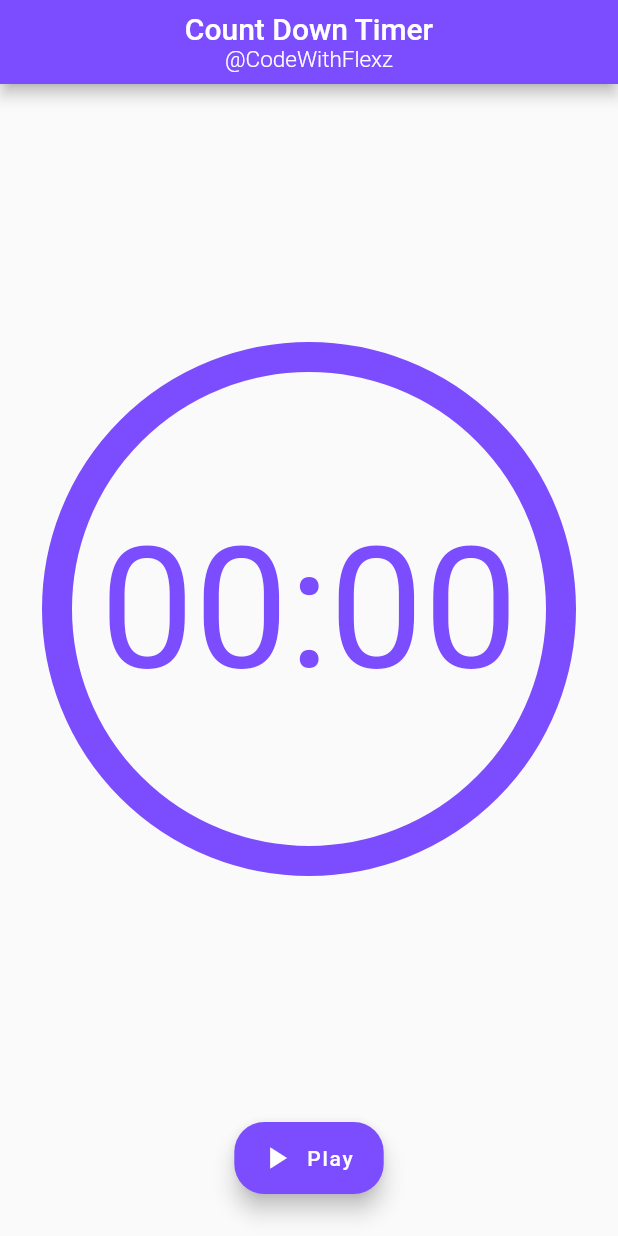
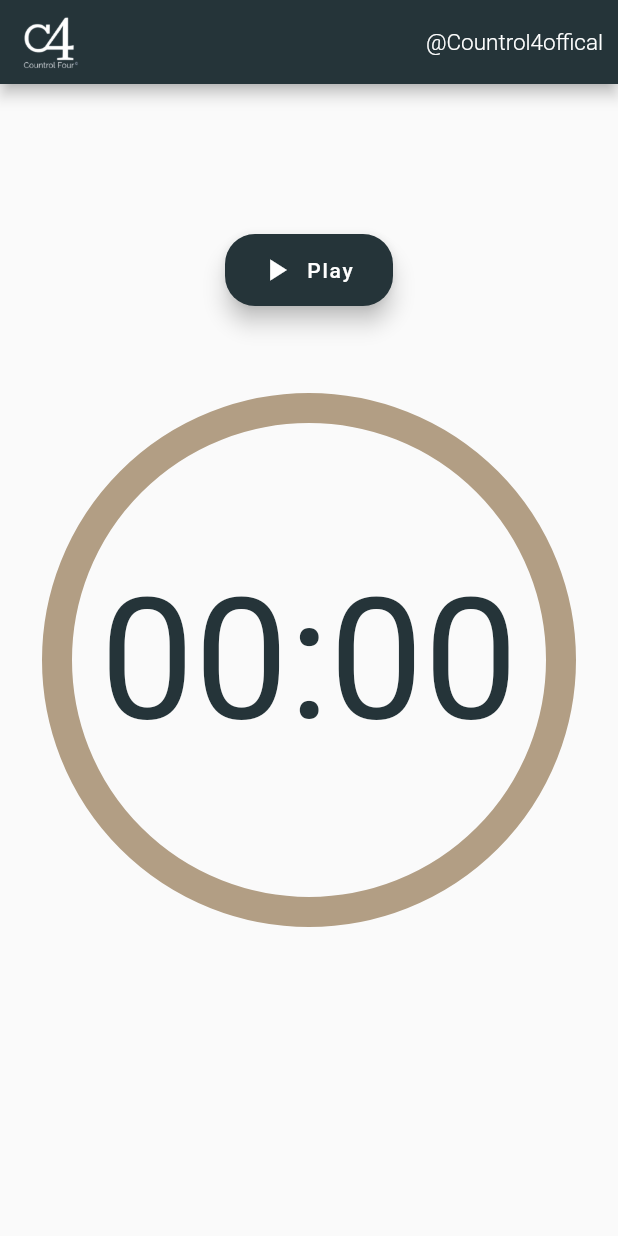
Before and after one commit to abdullahonus/Flutter_CountDownTimer, a Flutter app: the screen it shows after launch, on a phone screen of 412 x 824 dp. Run offline on Flutter 3.47's test engine with Material 2 defaults, Android fonts, the light colour scheme and no system bars; our stand-ins replace wave.

Commit message:
Countrol4

```diff
--- a/count_time_c4/lib/main.dart
+++ b/count_time_c4/lib/main.dart
@@ -8,9 +8,9 @@ class MyApp extends StatelessWidget {
 
   @override
   Widget build(BuildContext context) {
-    return const  MaterialApp(
-      title: 'Countrol4',
-      home:  FinalView()
-    );
+    return const MaterialApp(
+        debugShowCheckedModeBanner: false,
+        title: 'Countrol4',
+        home: FinalView());
   }
 }
--- a/count_time_c4/lib/screen.dart
+++ b/count_time_c4/lib/screen.dart
@@ -1,4 +1,6 @@
 import 'package:flutter/material.dart';
+import 'package:wave/config.dart';
+import 'package:wave/wave.dart';
 
 class FinalView extends StatefulWidget {
   const FinalView({super.key});
@@ -29,20 +31,26 @@ class _FinalViewState extends State<FinalView> with TickerProviderStateMixin {
   Widget build(BuildContext context) {
     return Scaffold(
       appBar: AppBar(
-        backgroundColor: Colors.deepPurpleAccent,
-        centerTitle: true,
-        title: Column(
-          children: const [
-            Text(
-              "Count Down Timer",
+          backgroundColor: const Color(0xff253439),
+          centerTitle: true,
+          leading: Padding(
+            padding: const EdgeInsets.only(left: 10.0),
+            child: CircleAvatar(
+              backgroundColor: Colors.transparent,
+              child: Image.asset("assets/c4.png"),
             ),
-            Text(
-              "@CodeWithFlexz",
-              style: TextStyle(fontWeight: FontWeight.w300, fontSize: 15),
+          ),
+          actions: const [
+            Padding(
+              padding: EdgeInsets.all(10.0),
+              child: Center(
+                child: Text(
+                  "@Countrol4offical",
+                  style: TextStyle(fontWeight: FontWeight.w300, fontSize: 15),
+                ),
+              ),
             ),
-          ],
-        ),
-      ),
+          ]),
       body: AnimatedBuilder(
           animation: controller,
           builder: (context, child) {
@@ -50,11 +58,71 @@ class _FinalViewState extends State<FinalView> with TickerProviderStateMixin {
               children: [
                 Align(
                   alignment: Alignment.bottomCenter,
-                  child: Container(
-                    color: Colors.deepPurpleAccent,
-                    height:
-                        controller.value * MediaQuery.of(context).size.height,
+                  child: WaveWidget(
+                    config: CustomConfig(
+                      colors: [
+                        const Color(0xffB29E84).withOpacity(0.3),
+                        const Color(0xffB29E84).withOpacity(0.3),
+                        const Color(0xffB29E84).withOpacity(0.4),
+                        //the more colors here, the more wave will be
+                      ],
+                      durations: [4000, 5000, 7000],
+                      heightPercentages: [0.01, 0.05, 0.03],
+                      blur: const MaskFilter.blur(BlurStyle.solid, 5),
+                    ),
+                    waveAmplitude: 35.00, //depth of curves
+                    waveFrequency: 3, //number of curves in waves
+                    //background colors
+                    size: Size(
+                      double.infinity,
+                      controller.value * MediaQuery.of(context).size.height,
+                    ),
                   ),
+                ),
+                Positioned(
+                  top: 100,
+                  right: 150,
+                  left: 150,
+                  child: AnimatedBuilder(
+                      animation: controller,
+                      builder: (context, child) {
+                        return Padding(
+                          padding: const EdgeInsets.only(bottom: 20),
+                          child: FloatingActionButton.extended(
+                              shape: RoundedRectangleBorder(
+                                  borderRadius: BorderRadius.circular(
+                                      controller.isAnimating ? 10 : 20)),
+                              backgroundColor: controller.isAnimating
+                                  ? Colors.white
+                                  : const Color(0xff253439),
+                              onPressed: () {
+                                if (controller.isAnimating) {
+                                  controller.stop();
+                                } else {
+                                  controller.reverse(
+                                      from: controller.value == 0.0
+                                          ? 1.0
+                                          : controller.value);
+                                }
+                              },
+                              icon: Icon(
+                                controller.isAnimating
+                                    ? Icons.pause
+                                    : Icons.play_arrow,
+                                color: !controller.isAnimating
+                                    ? Colors.white
+                                    : const Color(0xff253439),
+                              ),
+                              label: Text(
+                                controller.isAnimating ? "Pause" : "Play",
+                                style: TextStyle(
+                                  color: !controller.isAnimating
+                                      ? Colors.white
+                                      : const Color(0xff253439),
+                                ),
+                              )),
+                        );
+                      }),
                 ),
                 Padding(
                   padding: const EdgeInsets.all(8.0),
@@ -73,11 +141,11 @@ class _FinalViewState extends State<FinalView> with TickerProviderStateMixin {
                                     padding: const EdgeInsets.all(30.0),
                                     child: CircularProgressIndicator(
                                       color: controller.value < 0.4821094
-                                          ? Colors.deepPurpleAccent
+                                          ? const Color(0xff253439)
                                           : Colors.white,
                                       backgroundColor: controller.isAnimating
                                           ? const Color.fromARGB(74, 0, 0, 0)
-                                          : Colors.deepPurpleAccent,
+                                          : const Color(0xffB29E84),
                                       strokeWidth: 20,
                                       value: controller.value,
                                     ),
@@ -96,7 +164,7 @@ class _FinalViewState extends State<FinalView> with TickerProviderStateMixin {
                                         style: TextStyle(
                                             fontSize: 112.0,
                                             color: controller.value < 0.4821094
-                                                ? Colors.deepPurpleAccent
+                                                ? const Color(0xff253439)
                                                 : Colors.white),
                                       ),
                                     ],
@@ -107,46 +175,6 @@ class _FinalViewState extends State<FinalView> with TickerProviderStateMixin {
                           ),
                         ),
                       ),
-                      AnimatedBuilder(
-                          animation: controller,
-                          builder: (context, child) {
-                            return Padding(
-                              padding: const EdgeInsets.only(bottom: 20),
-                              child: FloatingActionButton.extended(
-                                  shape: RoundedRectangleBorder(
-                                      borderRadius: BorderRadius.circular(
-                                          controller.isAnimating ? 10 : 20)),
-                                  backgroundColor: controller.isAnimating
-                                      ? Colors.white
-                                      : Colors.deepPurpleAccent,
-                                  onPressed: () {
-                                    if (controller.isAnimating) {
-                                      controller.stop();
-                                    } else {
-                                      controller.reverse(
-                                          from: controller.value == 0.0
-                                              ? 1.0
-                                              : controller.value);
-                                    }
-                                  },
-                                  icon: Icon(
-                                    controller.isAnimating
-                                        ? Icons.pause
-                                        : Icons.play_arrow,
-                                    color: !controller.isAnimating
-                                        ? Colors.white
-                                        : Colors.deepPurpleAccent,
-                                  ),
-                                  label: Text(
-                                    controller.isAnimating ? "Pause" : "Play",
-                                    style: TextStyle(
-                                      color: !controller.isAnimating
-                                          ? Colors.white
-                                          : Colors.deepPurpleAccent,
-                                    ),
-                                  )),
-                            );
-                          }),
                     ],
                   ),
                 ),
```
Also changed, not shown: count_time_c4/pubspec.yaml (+3 -4 lines), count_time_c4/assets/c4.png (added), 1 other file.
